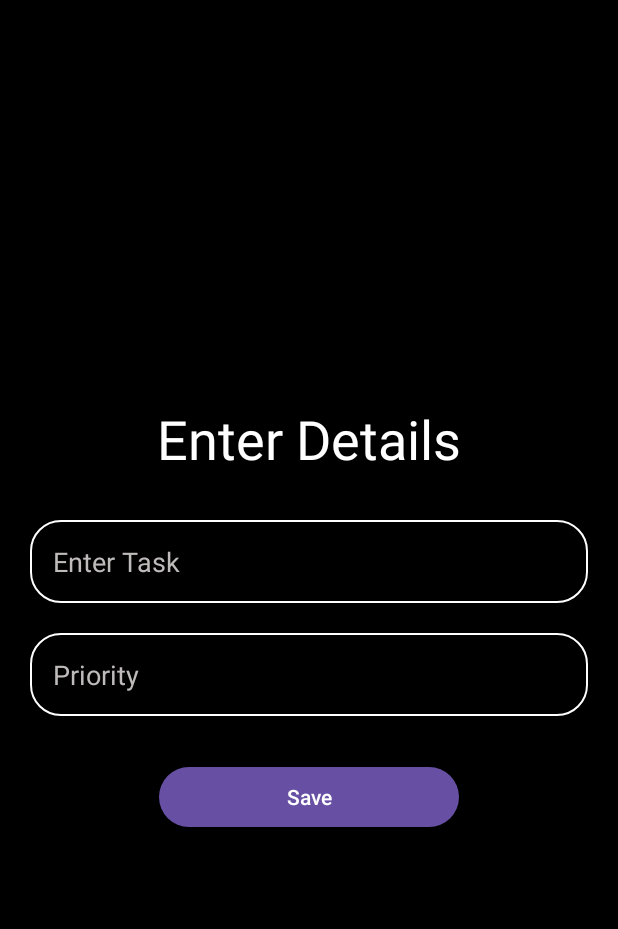
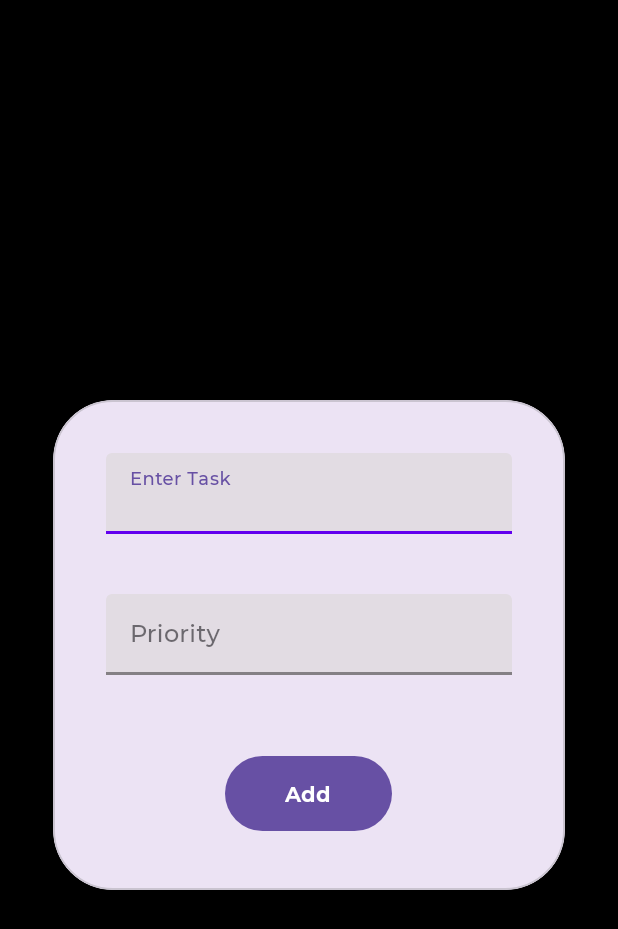
Before and after one commit to varun-chaudhary/OneStop, an Android app: the CreateCard screen opened directly, with no data from a screen before it, on a phone screen of 412 x 824 dp. Shown: the top 929 px of the screen. Run offline under Robolectric (Android 15) with nearby library versions, the phone set to English and light mode, and no system bars; our stand-ins replace Room's generated code.

Commit message:
UI fixed

```diff
--- a/OneStop/app/src/main/res/layout/activity_add_note.xml
+++ b/OneStop/app/src/main/res/layout/activity_add_note.xml
@@ -4,6 +4,8 @@
     xmlns:tools="http://schemas.android.com/tools"
     android:layout_width="match_parent"
     android:layout_height="match_parent"
+    android:background="@color/black"
+
     tools:context=".quicknotes.AddNote"
     android:orientation="vertical"
     android:padding="30dp"
--- a/OneStop/app/src/main/res/layout/activity_create_card.xml
+++ b/OneStop/app/src/main/res/layout/activity_create_card.xml
@@ -1,51 +1,89 @@
 <?xml version="1.0" encoding="utf-8"?>
-<LinearLayout xmlns:android="http://schemas.android.com/apk/res/android"
+<androidx.constraintlayout.widget.ConstraintLayout xmlns:android="http://schemas.android.com/apk/res/android"
     xmlns:app="http://schemas.android.com/apk/res-auto"
     xmlns:tools="http://schemas.android.com/tools"
+    android:layout_width="match_parent"
+    android:layout_height="match_parent"
     android:background="@color/black"
+
+    tools:context=".taskmanager.CreateCard"
+    android:orientation="vertical"
+    android:padding="30dp"
+    android:gravity="center">
+
+    <ImageView
+        android:id="@+id/ivBackButton"
+        android:layout_width="35dp"
+        android:layout_height="35dp"
+        android:src="@drawable/ic_back_arrow"
+        app:layout_constraintTop_toTopOf="parent"
+        app:layout_constraintLeft_toLeftOf="parent"/>
+
+    <com.google.android.material.card.MaterialCardView
+        android:layout_width="match_parent"
+        android:layout_height="wrap_content"
+        app:cardCornerRadius="40dp"
+        app:cardElevation="8dp"
+        android:layout_marginLeft="5dp"
+        android:layout_marginRight="5dp"
+        app:layout_constraintTop_toBottomOf="@id/ivBackButton"
+        app:layout_constraintBottom_toBottomOf="parent"
+        app:layout_constraintLeft_toLeftOf="parent"
+        app:layout_constraintRight_toRightOf="parent">
+
+        <LinearLayout
             android:layout_width="match_parent"
             android:layout_height="match_parent"
             android:orientation="vertical"
-    android:gravity="center"
-    android:padding="20dp"
-    tools:context=".taskmanager.CreateCard">
-    <TextView
+            android:padding="35dp">
+
+            <com.google.android.material.textfield.TextInputLayout
                 android:layout_width="match_parent"
                 android:layout_height="wrap_content"
-        android:text="Enter Details"
-        android:textColor="@color/white"
-        android:textSize="36sp"
-        android:gravity="center"
-        android:fontFamily="sans-serif"/>
-    <EditText
+                android:textSize="16sp"
+                style="@style/InputStyle">
+
+                <com.google.android.material.textfield.TextInputEditText
                     android:id="@+id/create_title"
                     android:layout_width="match_parent"
                     android:layout_height="wrap_content"
                     android:hint="Enter Task"
-        android:layout_marginTop="30dp"
-        android:padding="15dp"
-        android:background="@drawable/custom_edittetext"
-        android:textColorHint="#BFBBBB"
-        android:textColor="@color/white"
-        />
 
-    <EditText
+                    android:fontFamily="@font/montserrat_medium"/>
+
+            </com.google.android.material.textfield.TextInputLayout>
+
+            <com.google.android.material.textfield.TextInputLayout
+                android:layout_width="match_parent"
+                android:layout_height="wrap_content"
+                android:textSize="16sp"
+                style="@style/InputStyle"
+                android:layout_marginTop="40dp"
+                android:layout_marginBottom="50dp">
+
+                <com.google.android.material.textfield.TextInputEditText
                     android:id="@+id/create_priority"
                     android:layout_width="match_parent"
                     android:layout_height="wrap_content"
-        android:layout_marginTop="20dp"
                     android:hint="Priority"
-        android:padding="15dp"
-        android:background="@drawable/custom_edittetext"
-        android:textColorHint="#BFBBBB"
-        android:textColor="@color/white"
-        />
+                    android:fontFamily="@font/montserrat_medium"/>
 
-    <Button
+            </com.google.android.material.textfield.TextInputLayout>
+
+            <com.google.android.material.button.MaterialButton
                 android:id="@+id/save_button"
-        android:layout_width="200dp"
+                android:layout_width="wrap_content"
                 android:layout_height="wrap_content"
-        android:layout_marginTop="30dp"
-        android:text="Save"/>
+                android:text="Add"
+                android:fontFamily="@font/montserrat_bold"
+                android:paddingTop="15dp"
+                android:paddingBottom="15dp"
+                android:paddingLeft="40dp"
+                android:paddingRight="40dp"
+                app:cornerRadius="30dp"
+                android:layout_gravity="center"/>
 
         </LinearLayout>
+    </com.google.android.material.card.MaterialCardView>
+
+</androidx.constraintlayout.widget.ConstraintLayout>
--- a/OneStop/app/src/main/res/layout/fragment_quick_notes.xml
+++ b/OneStop/app/src/main/res/layout/fragment_quick_notes.xml
@@ -3,6 +3,8 @@
     xmlns:tools="http://schemas.android.com/tools"
     android:layout_width="match_parent"
     android:layout_height="match_parent"
+    android:background="@color/black"
+
     tools:context=".quicknotes.QuickNotes">
 
     <androidx.recyclerview.widget.RecyclerView
--- a/OneStop/app/src/main/res/layout/fragment_reminder.xml
+++ b/OneStop/app/src/main/res/layout/fragment_reminder.xml
@@ -4,6 +4,8 @@
     xmlns:tools="http://schemas.android.com/tools"
     android:layout_width="match_parent"
     android:layout_height="match_parent"
+    android:background="@color/black"
+
     tools:context=".MainActivity">
 
     <androidx.recyclerview.widget.RecyclerView
--- a/OneStop/app/src/main/res/layout/reminder_item.xml
+++ b/OneStop/app/src/main/res/layout/reminder_item.xml
@@ -26,7 +26,7 @@
                 <LinearLayout
                     android:layout_width="match_parent"
                     android:layout_height="match_parent"
-                    android:background="#80C6FF"
+                    android:background="@color/green"
                     android:orientation="vertical"
                     android:padding="15dp"
                     app:layout_constraintBottom_toBottomOf="parent"
@@ -39,6 +39,7 @@
                         android:layout_width="wrap_content"
                         android:layout_height="0dp"
                         android:layout_gravity="center"
+                        android:textColor="@color/black"
                         android:layout_weight="1"
                         android:gravity="center"
                         android:padding="5dp"
@@ -50,6 +51,7 @@
                         android:layout_width="wrap_content"
                         android:layout_height="0dp"
                         android:layout_gravity="center"
+                        android:textColor="@color/black"
                         android:layout_weight="1"
                         android:gravity="center"
                         android:padding="5dp" />
```
Also changed, not shown: OneStop/app/src/main/res/layout/floating_popup.xml (+61 -20 lines). Lines whose indentation alone changed are shown as unchanged.
